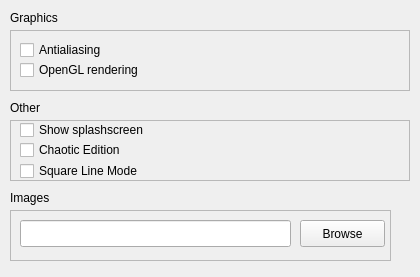
This is qrgui/mainwindow/preferencesMiscellaniousForm.ui in qreal/qreal as Qt 5 draws it before an edit. The edited form follows.
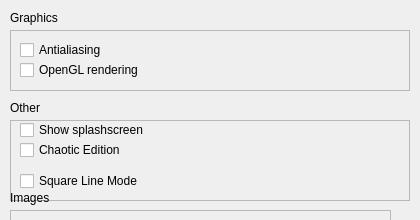
This is the edited form.

```diff
--- a/qrgui/mainwindow/preferencesMiscellaniousForm.ui
+++ b/qrgui/mainwindow/preferencesMiscellaniousForm.ui
@@ -7,7 +7,7 @@
     <x>0</x>
     <y>0</y>
     <width>420</width>
-    <height>277</height>
+    <height>220</height>
    </rect>
   </property>
   <property name="windowTitle">
@@ -19,7 +19,7 @@
      <x>10</x>
      <y>120</y>
      <width>400</width>
-     <height>61</height>
+     <height>81</height>
     </rect>
    </property>
    <property name="frameShape">
@@ -58,8 +58,8 @@
     <property name="geometry">
      <rect>
       <x>10</x>
-      <y>40</y>
-      <width>171</width>
+      <y>50</y>
+      <width>211</width>
       <height>22</height>
      </rect>
     </property>
```
